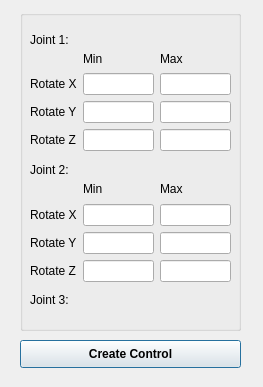
Above: ML_RiggingTool_UI.ui from Tetyana-M/ML_RiggingTool before the change. Below: the same form after it.
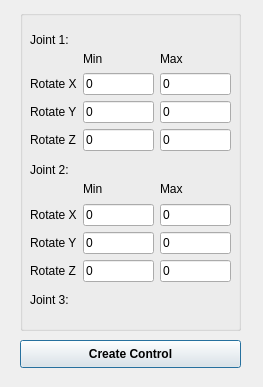
That is the form after the change.

Diff of the .ui file:
```diff
--- a/ML_RiggingTool_UI.ui
+++ b/ML_RiggingTool_UI.ui
@@ -48,7 +48,11 @@
     </property>
     <layout class="QGridLayout" name="gridLayout">
      <item row="1" column="1">
-      <widget class="QLineEdit" name="joint1_rX_min_edit"/>
+      <widget class="QLineEdit" name="joint1_rX_min_edit">
+       <property name="text">
+        <string>0</string>
+       </property>
+      </widget>
      </item>
      <item row="2" column="0">
       <widget class="QLabel" name="label_3">
@@ -58,16 +62,32 @@
       </widget>
      </item>
      <item row="3" column="1">
-      <widget class="QLineEdit" name="joint1_rZ_min_edit"/>
+      <widget class="QLineEdit" name="joint1_rZ_min_edit">
+       <property name="text">
+        <string>0</string>
+       </property>
+      </widget>
      </item>
      <item row="3" column="2">
-      <widget class="QLineEdit" name="joint1_rZ_max_edit"/>
+      <widget class="QLineEdit" name="joint1_rZ_max_edit">
+       <property name="text">
+        <string>0</string>
+       </property>
+      </widget>
      </item>
      <item row="2" column="2">
-      <widget class="QLineEdit" name="joint1_rY_max_edit"/>
+      <widget class="QLineEdit" name="joint1_rY_max_edit">
+       <property name="text">
+        <string>0</string>
+       </property>
+      </widget>
      </item>
      <item row="1" column="2">
-      <widget class="QLineEdit" name="joint1_rX_max_edit"/>
+      <widget class="QLineEdit" name="joint1_rX_max_edit">
+       <property name="text">
+        <string>0</string>
+       </property>
+      </widget>
      </item>
      <item row="1" column="0">
       <widget class="QLabel" name="label_2">
@@ -77,7 +97,11 @@
       </widget>
      </item>
      <item row="2" column="1">
-      <widget class="QLineEdit" name="joint1_rY_min_edit"/>
+      <widget class="QLineEdit" name="joint1_rY_min_edit">
+       <property name="text">
+        <string>0</string>
+       </property>
+      </widget>
      </item>
      <item row="3" column="0">
       <widget class="QLabel" name="label_4">
@@ -139,7 +163,11 @@
     </property>
     <layout class="QGridLayout" name="gridLayout_3">
      <item row="1" column="1">
-      <widget class="QLineEdit" name="joint2_rX_min_edit"/>
+      <widget class="QLineEdit" name="joint2_rX_min_edit">
+       <property name="text">
+        <string>0</string>
+       </property>
+      </widget>
      </item>
      <item row="2" column="0">
       <widget class="QLabel" name="label_7">
@@ -149,16 +177,32 @@
       </widget>
      </item>
      <item row="3" column="1">
-      <widget class="QLineEdit" name="joint2_rZ_min_edit"/>
+      <widget class="QLineEdit" name="joint2_rZ_min_edit">
+       <property name="text">
+        <string>0</string>
+       </property>
+      </widget>
      </item>
      <item row="3" column="2">
-      <widget class="QLineEdit" name="joint2_rZ_max_edit"/>
+      <widget class="QLineEdit" name="joint2_rZ_max_edit">
+       <property name="text">
+        <string>0</string>
+       </property>
+      </widget>
      </item>
      <item row="2" column="2">
-      <widget class="QLineEdit" name="joint2_rY_max_edit"/>
+      <widget class="QLineEdit" name="joint2_rY_max_edit">
+       <property name="text">
+        <string>0</string>
+       </property>
+      </widget>
      </item>
      <item row="1" column="2">
-      <widget class="QLineEdit" name="joint2_rX_max_edit"/>
+      <widget class="QLineEdit" name="joint2_rX_max_edit">
+       <property name="text">
+        <string>0</string>
+       </property>
+      </widget>
      </item>
      <item row="1" column="0">
       <widget class="QLabel" name="label_8">
@@ -168,7 +212,11 @@
       </widget>
      </item>
      <item row="2" column="1">
-      <widget class="QLineEdit" name="joint2_rY_min_edit"/>
+      <widget class="QLineEdit" name="joint2_rY_min_edit">
+       <property name="text">
+        <string>0</string>
+       </property>
+      </widget>
      </item>
      <item row="3" column="0">
       <widget class="QLabel" name="label_9">
```
